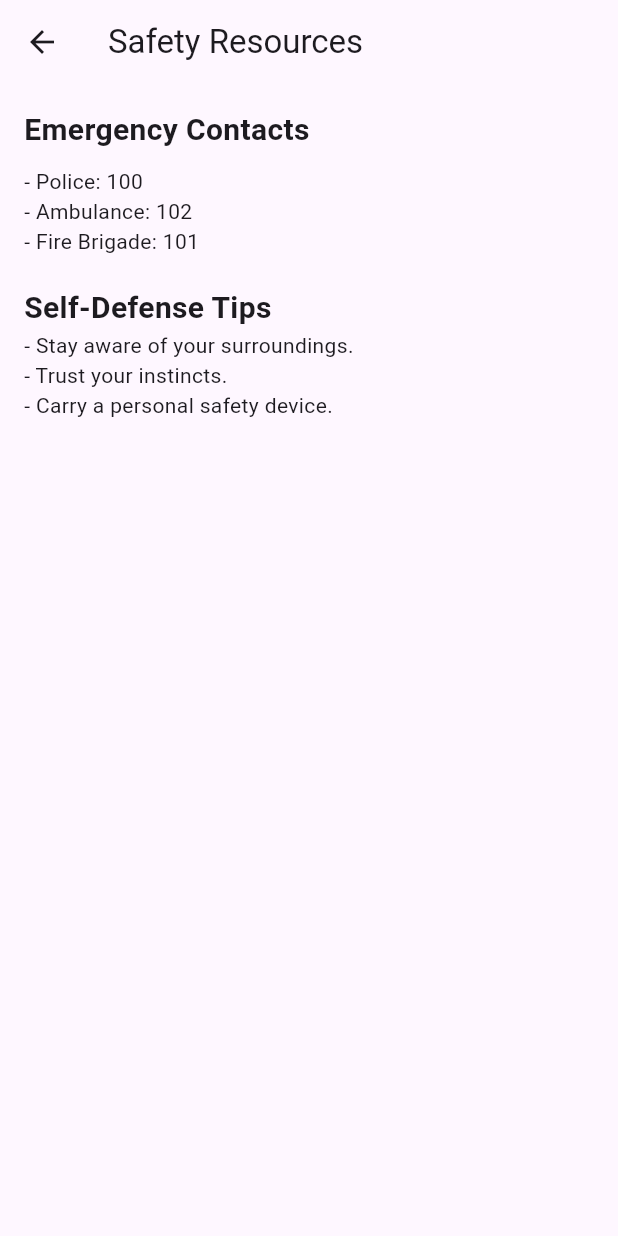
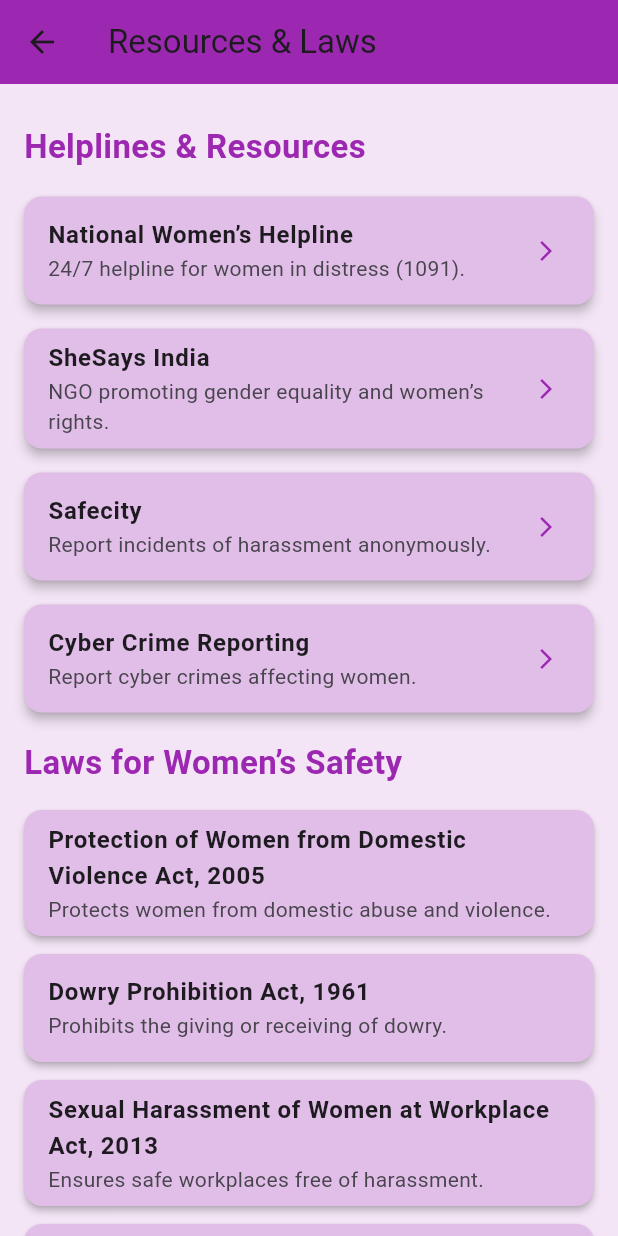
Before and after one commit to Joanfestina/saferouteX, a Flutter app: the ResourcesScreen screen opened directly, on a phone screen of 412 x 824 dp. Run offline on Flutter 3.47's test engine with Material 3 defaults, Android fonts, the light colour scheme and no system bars; our stand-ins replace cloud_firestore, firebase_auth, firebase_core, flutter_map, geolocator, latlong2; accounts and stored records are empty.

Commit message:
committing the changes

```diff
--- a/lib/main.dart
+++ b/lib/main.dart
@@ -60,7 +60,7 @@
     const HomeScreen(userType: 'user'), // Pass userType to HomeScreen
     const ReportScreen(),
     const SosScreen(),
-    const ResourcesScreen(),
+    ResourcesScreen(),
     const MapScreen(), // Ensure this uses Flutter Map
   ];
 
--- a/lib/ui/screens/home_scren.dart
+++ b/lib/ui/screens/home_scren.dart
@@ -1,7 +1,7 @@
 import 'package:flutter/material.dart';
+import 'package:women_safety_app/ui/screens/resources.dart';
 import 'sos_screen.dart';
 import 'report_screen.dart';
-import 'resources.dart';
 import 'dashboard/user_dashboard.dart'; // Import UserDashboard
 import 'dashboard/authority_dashboard.dart'; // Import AuthorityDashboard
 
@@ -27,13 +27,13 @@
             const UserDashboard(),
             const ReportScreen(),
             const SosScreen(),
-            const ResourcesScreen(),
+            ResourcesScreen(),
           ]
         : [
             const AuthorityDashboard(),
             const ReportScreen(),
             const SosScreen(),
-            const ResourcesScreen(),
+            ResourcesScreen(),
           ];
   }
 
--- a/lib/ui/screens/resources.dart
+++ b/lib/ui/screens/resources.dart
@@ -1,32 +1,174 @@
 import 'package:flutter/material.dart';
+// ignore: depend_on_referenced_packages
+import 'package:url_launcher/url_launcher.dart';
 
 class ResourcesScreen extends StatelessWidget {
-  const ResourcesScreen({super.key});
+  final List<Map<String, String>> resources = [
+    {
+      'title': 'National Women’s Helpline',
+      'description': '24/7 helpline for women in distress (1091).',
+      'url': 'tel:1091',
+    },
+    {
+      'title': 'SheSays India',
+      'description': 'NGO promoting gender equality and women’s rights.',
+      'url': 'https://sheissafe.org/where-we-work/india/',
+    },
+    {
+      'title': 'Safecity',
+      'description': 'Report incidents of harassment anonymously.',
+      'url': 'https://en.wikipedia.org/wiki/Safecity',
+    },
+    {
+      'title': 'Cyber Crime Reporting',
+      'description': 'Report cyber crimes affecting women.',
+      'url': 'https://cybercrime.gov.in/',
+    },
+  ];
+
+  final List<Map<String, String>> laws = [
+    {
+      'title': 'Protection of Women from Domestic Violence Act, 2005',
+      'description': 'Protects women from domestic abuse and violence.',
+    },
+    {
+      'title': 'Dowry Prohibition Act, 1961',
+      'description': 'Prohibits the giving or receiving of dowry.',
+    },
+    {
+      'title': 'Sexual Harassment of Women at Workplace Act, 2013',
+      'description': 'Ensures safe workplaces free of harassment.',
+    },
+    {
+      'title': 'Indian Penal Code (IPC) Section 354',
+      'description': 'Punishment for outraging the modesty of a woman.',
+    },
+  ];
+
+  final List<String> tips = [
+    "Trust your instincts. If a situation feels unsafe, leave immediately.",
+    "Always inform someone about your whereabouts when traveling alone.",
+    "Use safety apps like 'bSafe' or 'My Safetipin' for live tracking.",
+    "Carry a safety whistle or pepper spray for emergency situations.",
+    "If harassed in public, speak loudly and seek help immediately.",
+  ];
+
+  void _launchURL(String url) async {
+    if (await canLaunchUrl(Uri.parse(url))) {
+      await launchUrl(Uri.parse(url));
+    }
+  }
 
   @override
   Widget build(BuildContext context) {
     return Scaffold(
-      appBar: AppBar(title: const Text('Safety Resources')),
-      body: const Padding(
-        padding: EdgeInsets.all(16.0),
-        child: Column(
-          crossAxisAlignment: CrossAxisAlignment.start,
-          children: [
-            Text('Emergency Contacts',
-                style: TextStyle(fontSize: 20, fontWeight: FontWeight.bold)),
-            SizedBox(height: 10),
-            Text('- Police: 100'),
-            Text('- Ambulance: 102'),
-            Text('- Fire Brigade: 101'),
-            SizedBox(height: 20),
-            Text('Self-Defense Tips',
-                style: TextStyle(fontSize: 20, fontWeight: FontWeight.bold)),
-            Text('- Stay aware of your surroundings.'),
-            Text('- Trust your instincts.'),
-            Text('- Carry a personal safety device.'),
-          ],
+      appBar: AppBar(
+        title: const Text('Resources & Laws'),
+        backgroundColor: Colors.purple,
+      ),
+      body: SingleChildScrollView(
+        child: Padding(
+          padding: const EdgeInsets.all(16.0),
+          child: Column(
+            crossAxisAlignment: CrossAxisAlignment.start,
+            children: [
+              _buildSectionTitle('Helplines & Resources'),
+              _buildResourceList(),
+              _buildSectionTitle('Laws for Women’s Safety'),
+              _buildLawList(),
+              _buildSectionTitle('Safety Tips'),
+              _buildTipsList(),
+              _buildSectionTitle('Emergency Contacts'),
+              _buildEmergencyContacts(),
+            ],
+          ),
         ),
+      ),
+      backgroundColor: Colors.purple.shade50,
+    );
+  }
+
+  Widget _buildSectionTitle(String title) {
+    return Padding(
+      padding: const EdgeInsets.symmetric(vertical: 10),
+      child: Text(
+        title,
+        style: const TextStyle(fontSize: 22, fontWeight: FontWeight.bold, color: Colors.purple),
       ),
     );
   }
+
+  Widget _buildResourceList() {
+    return ListView.builder(
+      shrinkWrap: true,
+      physics: const NeverScrollableScrollPhysics(),
+      itemCount: resources.length,
+      itemBuilder: (context, index) {
+        var resource = resources[index];
+        return Card(
+          color: Colors.purple.shade100,
+          elevation: 3,
+          margin: const EdgeInsets.symmetric(vertical: 8),
+          child: ListTile(
+            title: Text(resource['title']!, style: const TextStyle(fontWeight: FontWeight.bold)),
+            subtitle: Text(resource['description']!),
+            trailing: const Icon(Icons.arrow_forward_ios, size: 16, color: Colors.purple),
+            onTap: () => _launchURL(resource['url']!),
+          ),
+        );
+      },
+    );
+  }
+
+  Widget _buildLawList() {
+    return ListView.builder(
+      shrinkWrap: true,
+      physics: const NeverScrollableScrollPhysics(),
+      itemCount: laws.length,
+      itemBuilder: (context, index) {
+        var law = laws[index];
+        return Card(
+          color: Colors.purple.shade100,
+          elevation: 2,
+          margin: const EdgeInsets.symmetric(vertical: 6),
+          child: ListTile(
+            title: Text(law['title']!, style: const TextStyle(fontWeight: FontWeight.bold)),
+            subtitle: Text(law['description']!),
+          ),
+        );
+      },
+    );
+  }
+
+  Widget _buildTipsList() {
+    return Column(
+      children: tips.map((tip) => Card(
+        color: Colors.purple.shade100,
+        elevation: 2,
+        margin: const EdgeInsets.symmetric(vertical: 6),
+        child: Padding(
+          padding: const EdgeInsets.all(12.0),
+          child: Text(tip, style: const TextStyle(fontSize: 16)),
+        ),
+      )).toList(),
+    );
+  }
+
+  Widget _buildEmergencyContacts() {
+    return Column(
+      children: [
+        _buildEmergencyContact('Women’s Helpline (1091)', 'tel:1091', Icons.local_police),
+        _buildEmergencyContact('Emergency Medical Help (108)', 'tel:108', Icons.local_hospital),
+        _buildEmergencyContact('National Commission for Women (011-26942369)', 'tel:01126942369', Icons.local_police),
+      ],
+    );
+  }
+
+  Widget _buildEmergencyContact(String title, String url, IconData icon) {
+    return ListTile(
+      leading: Icon(icon, color: Colors.purple),
+      title: Text(title, style: const TextStyle(fontWeight: FontWeight.bold)),
+      onTap: () => _launchURL(url),
+    );
+  }
 }
--- a/pubspec.yaml
+++ b/pubspec.yaml
@@ -20,10 +20,11 @@
   latlong2: ^0.9.0
   flutter_map_marker_popup: ^5.2.0
   firebase_storage: ^12.4.4
+  cupertino_icons: ^1.0.8
 
-  cupertino_icons: ^1.0.8
   geolocator: ^10.0.0
   geocoding: ^3.0.0
+  url_launcher: ^6.3.1
 
 dev_dependencies:
   flutter_test:
```
Also changed, not shown: pubspec.lock, 5 other files.
